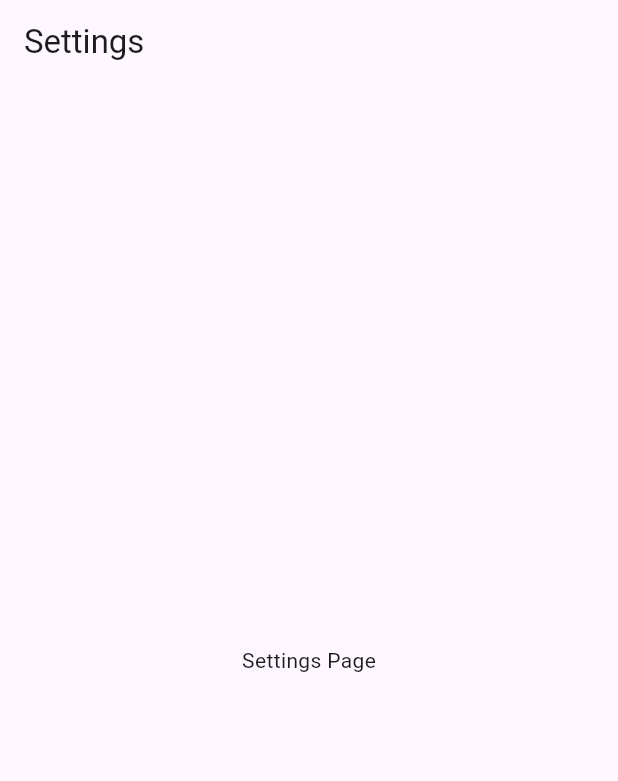
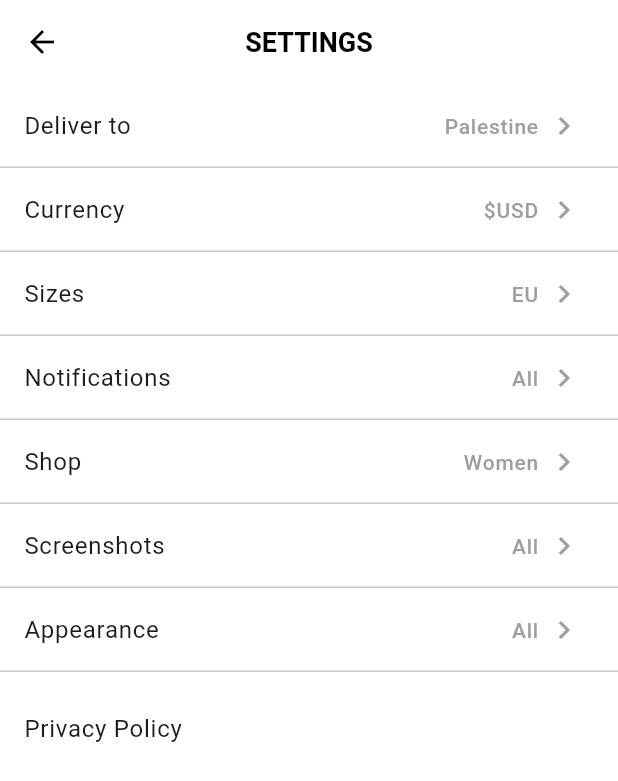
Before and after one commit to tech640/Bridge-App, a Flutter app: the SettingPage screen opened directly, on a phone screen of 412 x 824 dp. Shown: the top 781 px of the screen. Run offline on Flutter 3.47's test engine with Material 3 defaults, Android fonts, the phone set to English and light mode, and no system bars; our stand-ins replace image_picker; network calls fail.

```diff
--- a/lib/screens/myAccount.dart
+++ b/lib/screens/myAccount.dart
@@ -1,6 +1,8 @@
 // screens/myAccount.dart
 import 'package:flutter/material.dart';
 import 'package:bridge_app/widgets/bottom_nav.dart';
+import 'package:bridge_app/screens/setting.dart';
+
 
 
 class MyAccountPage extends StatelessWidget {
@@ -187,13 +189,13 @@ class SignUpPage extends StatelessWidget {
   }
 }
 
-class SettingPage extends StatelessWidget {
-  const SettingPage({super.key});
-  @override
-  Widget build(BuildContext context) {
-    return Scaffold(
-      appBar: AppBar(title: const Text("Settings")),
-      body: const Center(child: Text("Settings Page")),
-    );
-  }
-}
+// class SettingPage extends StatelessWidget {
+//   const SettingPage({super.key});
+//   @override
+//   Widget build(BuildContext context) {
+//     return Scaffold(
+//       appBar: AppBar(title: const Text("Settings")),
+//       body: const Center(child: Text("Settings Page")),
+//     );
+//   }
+// }
--- /dev/null
+++ b/lib/screens/setting.dart
@@ -0,0 +1,88 @@
+// screens/setting.dart
+import 'package:flutter/material.dart';
+
+class SettingPage extends StatelessWidget {
+  const SettingPage({super.key});
+
+  @override
+  Widget build(BuildContext context) {
+    return Scaffold(
+      backgroundColor: Colors.white,
+      appBar: AppBar(
+        backgroundColor: Colors.white,
+        elevation: 0,
+        centerTitle: true,
+        leading: IconButton(
+          icon: const Icon(Icons.arrow_back, color: Colors.black),
+          onPressed: () => Navigator.pop(context),
+        ),
+        title: const Text(
+          "SETTINGS",
+          style: TextStyle(
+            color: Colors.black,
+            fontWeight: FontWeight.bold,
+            fontSize: 18,
+          ),
+        ),
+      ),
+
+      body: ListView(
+        children: [
+          _settingItem("Deliver to", "Palestine", () {}),
+          _settingItem("Currency", "\$USD", () {}),
+          _settingItem("Sizes", "EU", () {}),
+          _settingItem("Notifications", "All", () {}),
+          _settingItem("Shop", "Women", () {}),
+          _settingItem("Screenshots", "All", () {}),
+          _settingItem("Appearance", "All", () {}),
+
+          const SizedBox(height: 10),
+
+          _simpleItem("Privacy Policy", () {}),
+        ],
+      ),
+    );
+  }
+
+  // --------------------------
+  // ITEM WITH LEFT + RIGHT + >
+  // --------------------------
+  Widget _settingItem(String title, String value, VoidCallback onTap) {
+    return Column(
+      children: [
+        ListTile(
+          title: Text(
+            title,
+            style: const TextStyle(fontSize: 16),
+          ),
+          trailing: Row(
+            mainAxisSize: MainAxisSize.min,
+            children: [
+              Text(
+                value,
+                style: const TextStyle(
+                  color: Colors.grey,
+                  fontSize: 14,
+                ),
+              ),
+              const SizedBox(width: 5),
+              const Icon(Icons.chevron_right, color: Colors.grey),
+            ],
+          ),
+          onTap: onTap,
+        ),
+        const Divider(height: 0),
+      ],
+    );
+  }
+
+  // --------------------------
+  // SIMPLE ITEM FOR PRIVACY
+  // --------------------------
+  Widget _simpleItem(String title, VoidCallback onTap) {
+    return ListTile(
+      title: Text(title),
+      onTap: onTap,
+    );
+  }
+}
```
